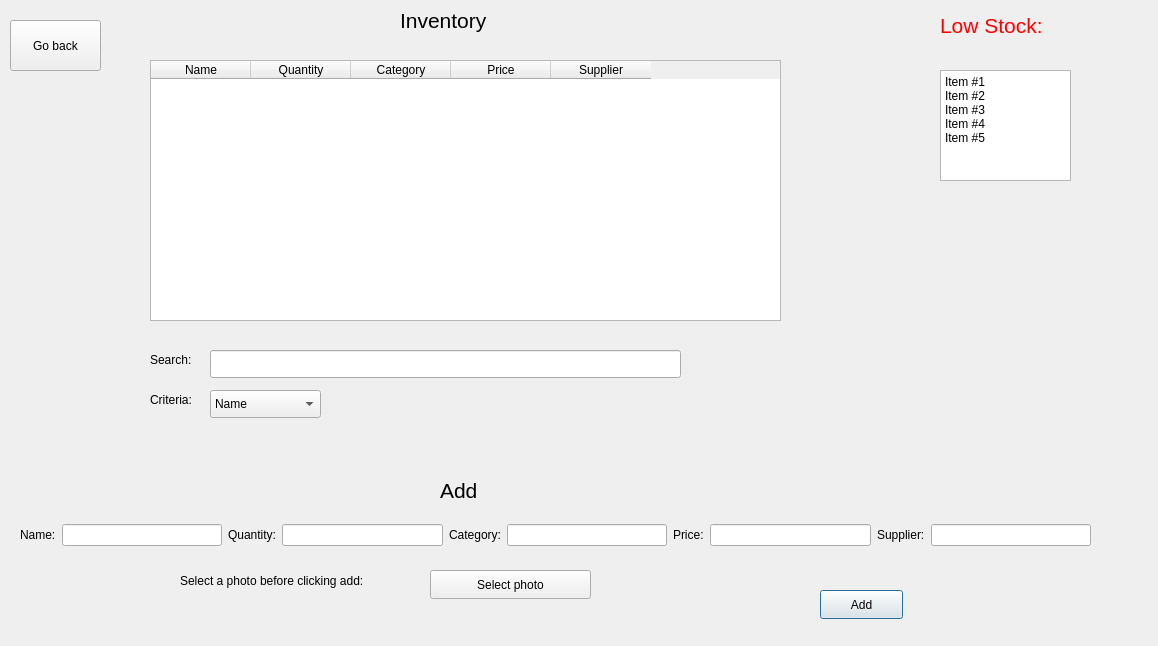
Old version of the form cs2_lab_final_project/inventoryform.ui in the repository Hamdy410/CS2_lab_finalProject.
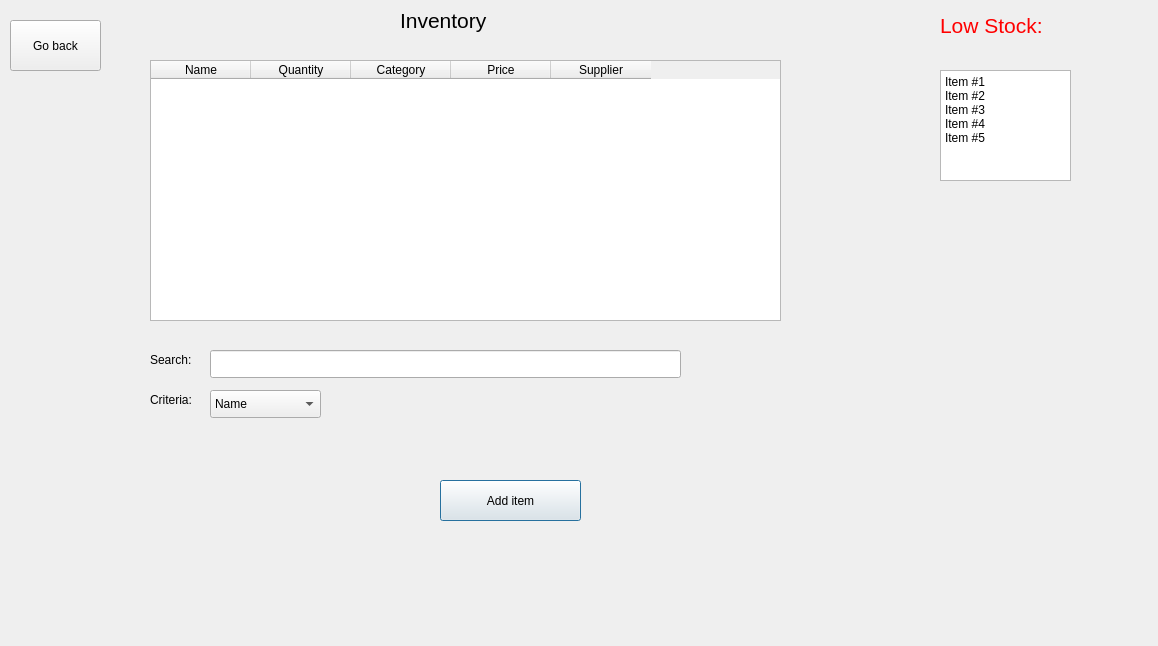
New version of the form.

Patch:
```diff
--- a/cs2_lab_final_project/inventoryform.ui
+++ b/cs2_lab_final_project/inventoryform.ui
@@ -135,35 +135,17 @@
     <string>Criteria:</string>
    </property>
   </widget>
-  <widget class="QLabel" name="label_4">
-   <property name="geometry">
-    <rect>
-     <x>440</x>
-     <y>470</y>
-     <width>51</width>
-     <height>41</height>
-    </rect>
-   </property>
-   <property name="font">
-    <font>
-     <pointsize>16</pointsize>
-    </font>
-   </property>
-   <property name="text">
-    <string>Add</string>
-   </property>
-  </widget>
   <widget class="QPushButton" name="pushButtonAdd">
    <property name="geometry">
     <rect>
-     <x>820</x>
-     <y>590</y>
-     <width>83</width>
-     <height>29</height>
+     <x>440</x>
+     <y>480</y>
+     <width>141</width>
+     <height>41</height>
     </rect>
    </property>
    <property name="text">
-    <string>Add</string>
+    <string>Add item</string>
    </property>
   </widget>
   <widget class="QLabel" name="label_10">
@@ -224,94 +206,6 @@
     <string>Go back</string>
    </property>
   </widget>
-  <widget class="QPushButton" name="pushButtonSelectPhoto">
-   <property name="geometry">
-    <rect>
-     <x>430</x>
-     <y>570</y>
-     <width>161</width>
-     <height>29</height>
-    </rect>
-   </property>
-   <property name="text">
-    <string>Select photo</string>
-   </property>
-  </widget>
-  <widget class="QLabel" name="label_11">
-   <property name="geometry">
-    <rect>
-     <x>180</x>
-     <y>560</y>
-     <width>251</width>
-     <height>41</height>
-    </rect>
-   </property>
-   <property name="text">
-    <string>Select a photo before clicking add:</string>
-   </property>
-  </widget>
-  <widget class="QWidget" name="layoutWidget">
-   <property name="geometry">
-    <rect>
-     <x>20</x>
-     <y>520</y>
-     <width>1071</width>
-     <height>30</height>
-    </rect>
-   </property>
-   <layout class="QHBoxLayout" name="horizontalLayout">
-    <item>
-     <widget class="QLabel" name="label_5">
-      <property name="text">
-       <string>Name:</string>
-      </property>
-     </widget>
-    </item>
-    <item>
-     <widget class="QLineEdit" name="lineEditAddName"/>
-    </item>
-    <item>
-     <widget class="QLabel" name="label_6">
-      <property name="text">
-       <string>Quantity:</string>
-      </property>
-     </widget>
-    </item>
-    <item>
-     <widget class="QLineEdit" name="lineEditAddQuantity"/>
-    </item>
-    <item>
-     <widget class="QLabel" name="label_7">
-      <property name="text">
-       <string>Category:</string>
-      </property>
-     </widget>
-    </item>
-    <item>
-     <widget class="QLineEdit" name="lineEditAddCategory"/>
-    </item>
-    <item>
-     <widget class="QLabel" name="label_8">
-      <property name="text">
-       <string>Price:</string>
-      </property>
-     </widget>
-    </item>
-    <item>
-     <widget class="QLineEdit" name="lineEditAddPrice"/>
-    </item>
-    <item>
-     <widget class="QLabel" name="label_9">
-      <property name="text">
-       <string>Supplier:</string>
-      </property>
-     </widget>
-    </item>
-    <item>
-     <widget class="QLineEdit" name="lineEditAddSupplier"/>
-    </item>
-   </layout>
-  </widget>
  </widget>
  <resources/>
  <connections/>
```
